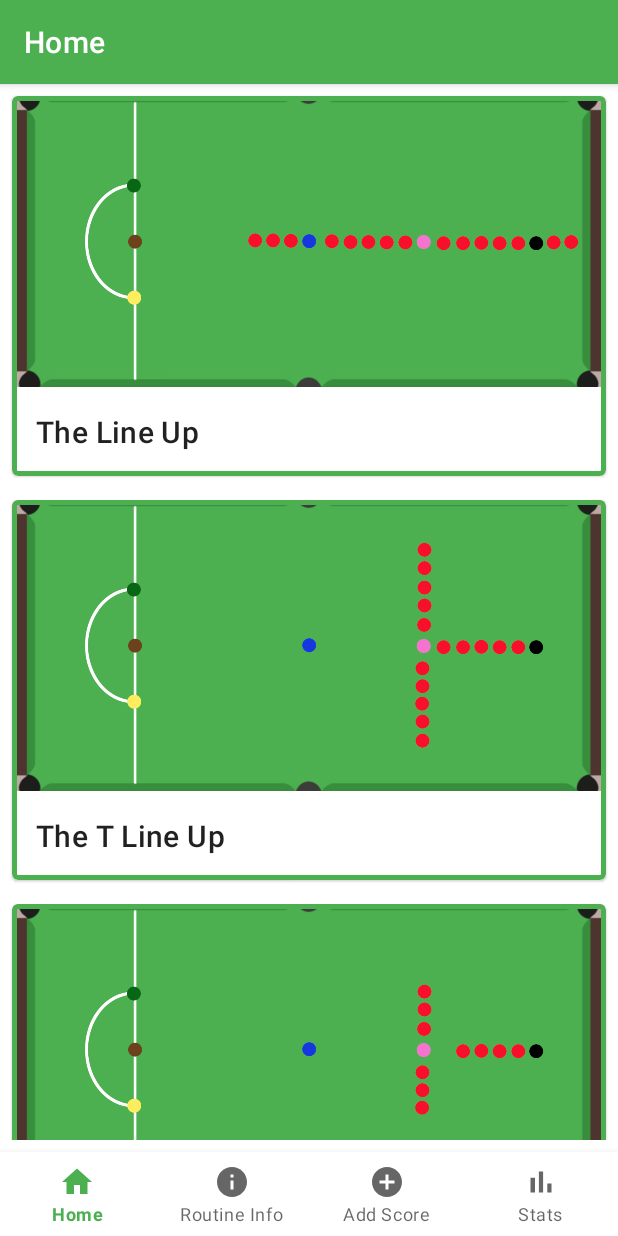
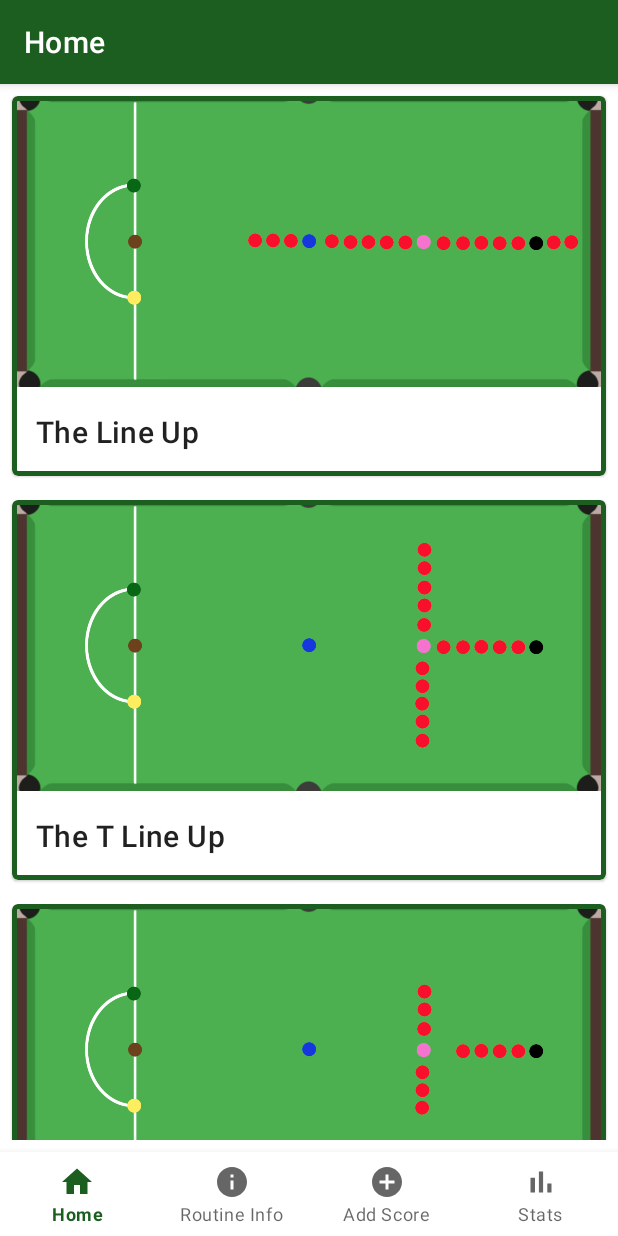
Before and after one commit to huw1990/SnookerImprover, an Android app: the screen it shows after launch (MainActivity), on a phone screen of 412 x 824 dp. Run offline under Robolectric (Android 15) with nearby library versions, the phone set to English and light mode, and no system bars; our stand-ins replace navigation-ui; 3 statements that could not run were skipped.

Commit message:
Change to darker green to avoid clash with snooker table image colour

```diff
--- a/app/src/main/res/values/colors.xml
+++ b/app/src/main/res/values/colors.xml
@@ -1,8 +1,8 @@
 <?xml version="1.0" encoding="utf-8"?>
 <resources>
-    <color name="green">#4caf50</color>
-    <color name="green_light">#80e27e</color>
-    <color name="green_dark">#087f23</color>
+    <color name="green">#1b5e20</color>
+    <color name="green_light">#4c8c4a</color>
+    <color name="green_dark">#003300</color>
 
     <color name="red">#f44336</color>
     <color name="red_light">#ff7961</color>
--- a/app/src/main/res/values/themes.xml
+++ b/app/src/main/res/values/themes.xml
@@ -4,7 +4,7 @@
         <!-- Primary brand color. -->
         <item name="colorPrimary">@color/green</item>
         <item name="colorPrimaryVariant">@color/green_dark</item>
-        <item name="colorOnPrimary">@color/black</item>
+        <item name="colorOnPrimary">@color/white</item>
         <!-- Secondary brand color. -->
         <item name="colorSecondary">@color/red</item>
         <item name="colorSecondaryVariant">@color/red_dark</item>
```
